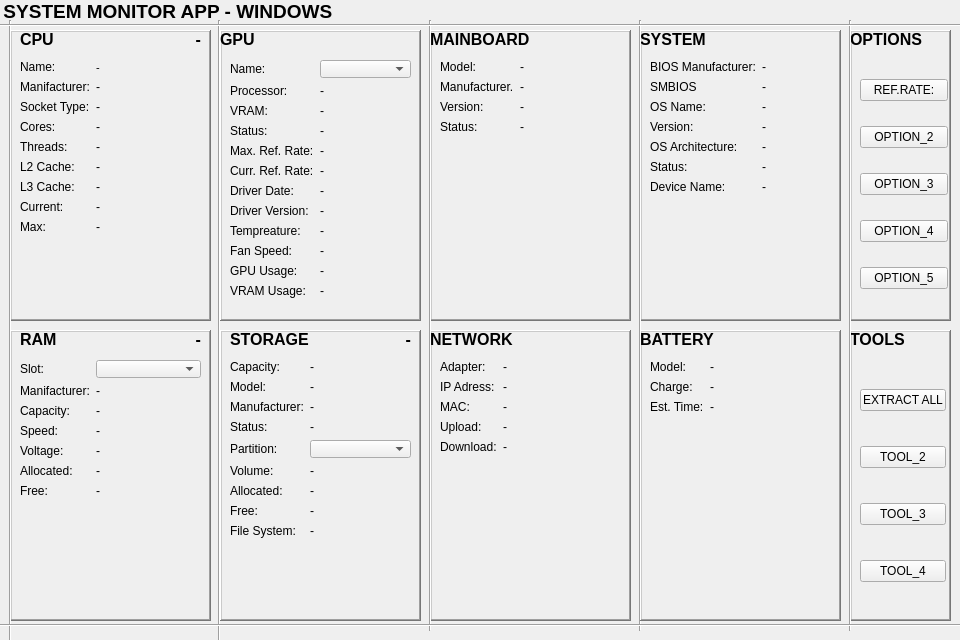
Before: the Qt Designer form gfx/main.ui in aytss23/sysmonitor-winapp, drawn with Qt 5.
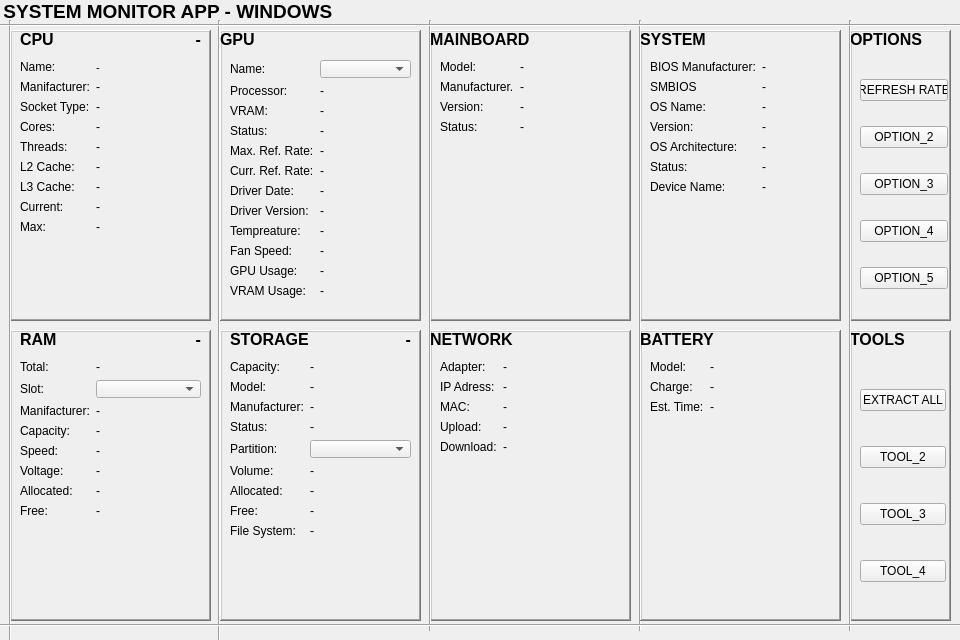
After: the same form once the commit is applied.

The edit to the form file:
```diff
--- a/gfx/main.ui
+++ b/gfx/main.ui
@@ -315,14 +315,14 @@
       </rect>
      </property>
      <layout class="QFormLayout" name="memory_layout">
-      <item row="0" column="0">
+      <item row="1" column="0">
        <widget class="QLabel" name="ram_slot_title_label">
         <property name="text">
          <string>Slot:</string>
         </property>
        </widget>
       </item>
-      <item row="0" column="1">
+      <item row="1" column="1">
        <widget class="QComboBox" name="ram_slot_s_combo_box">
         <property name="maximumSize">
          <size>
@@ -332,90 +332,104 @@
         </property>
        </widget>
       </item>
-      <item row="1" column="0">
+      <item row="2" column="0">
        <widget class="QLabel" name="ram_manufacturer_title_label">
         <property name="text">
          <string>Manifacturer:</string>
         </property>
        </widget>
       </item>
-      <item row="1" column="1">
+      <item row="2" column="1">
        <widget class="QLabel" name="ram_manufacturer_data_label">
         <property name="text">
          <string>-</string>
         </property>
        </widget>
       </item>
-      <item row="2" column="0">
+      <item row="3" column="0">
        <widget class="QLabel" name="ram_capacity_title_label">
         <property name="text">
          <string>Capacity:</string>
         </property>
        </widget>
       </item>
-      <item row="2" column="1">
+      <item row="3" column="1">
        <widget class="QLabel" name="ram_capacity_data_label">
         <property name="text">
          <string>-</string>
         </property>
        </widget>
       </item>
-      <item row="3" column="0">
+      <item row="4" column="0">
        <widget class="QLabel" name="ram_speed_title_label">
         <property name="text">
          <string>Speed:</string>
         </property>
        </widget>
       </item>
-      <item row="3" column="1">
+      <item row="4" column="1">
        <widget class="QLabel" name="ram_speed_data_label">
         <property name="text">
          <string>-</string>
         </property>
        </widget>
       </item>
-      <item row="4" column="0">
+      <item row="5" column="0">
        <widget class="QLabel" name="ram_voltage_title_label">
         <property name="text">
          <string>Voltage:</string>
         </property>
        </widget>
       </item>
-      <item row="4" column="1">
+      <item row="5" column="1">
        <widget class="QLabel" name="ram_voltage_data_label">
         <property name="text">
          <string>-</string>
         </property>
        </widget>
       </item>
-      <item row="5" column="0">
+      <item row="6" column="0">
        <widget class="QLabel" name="ram_allocated_title_label">
         <property name="text">
          <string>Allocated:</string>
         </property>
        </widget>
       </item>
-      <item row="5" column="1">
+      <item row="6" column="1">
        <widget class="QLabel" name="ram_allocated_data_label">
         <property name="text">
          <string>-</string>
         </property>
        </widget>
       </item>
-      <item row="6" column="0">
-       <widget class="QLabel" name="ram_free_title_label">
-        <property name="text">
-         <string>Free:</string>
-        </property>
-       </widget>
-      </item>
-      <item row="6" column="1">
+      <item row="7" column="1">
        <widget class="QLabel" name="ram_free_data_label">
         <property name="text">
          <string>-</string>
         </property>
        </widget>
       </item>
+      <item row="7" column="0">
+       <widget class="QLabel" name="ram_free_title_label">
+        <property name="text">
+         <string>Free:</string>
+        </property>
+       </widget>
+      </item>
+      <item row="0" column="0">
+       <widget class="QLabel" name="ram_total_capacity_title_label">
+        <property name="text">
+         <string>Total:</string>
+        </property>
+       </widget>
+      </item>
+      <item row="0" column="1">
+       <widget class="QLabel" name="ram_total_capacity_data_label">
+        <property name="text">
+         <string>-</string>
+        </property>
+       </widget>
+      </item>
      </layout>
     </widget>
     <widget class="QWidget" name="horizontalLayoutWidget_2">
@@ -1333,7 +1347,7 @@
       <item>
        <widget class="QPushButton" name="refres_rate_push_button">
         <property name="text">
-         <string>REF.RATE:</string>
+         <string>REFRESH RATE</string>
         </property>
        </widget>
       </item>
@@ -1634,9 +1648,9 @@
    <widget class="QLabel" name="add_label">
     <property name="geometry">
      <rect>
-      <x>640</x>
+      <x>840</x>
       <y>621</y>
-      <width>321</width>
+      <width>121</width>
       <height>20</height>
      </rect>
     </property>
```
Left out of the diff: 6 changed lines with no effect on the pictures.
